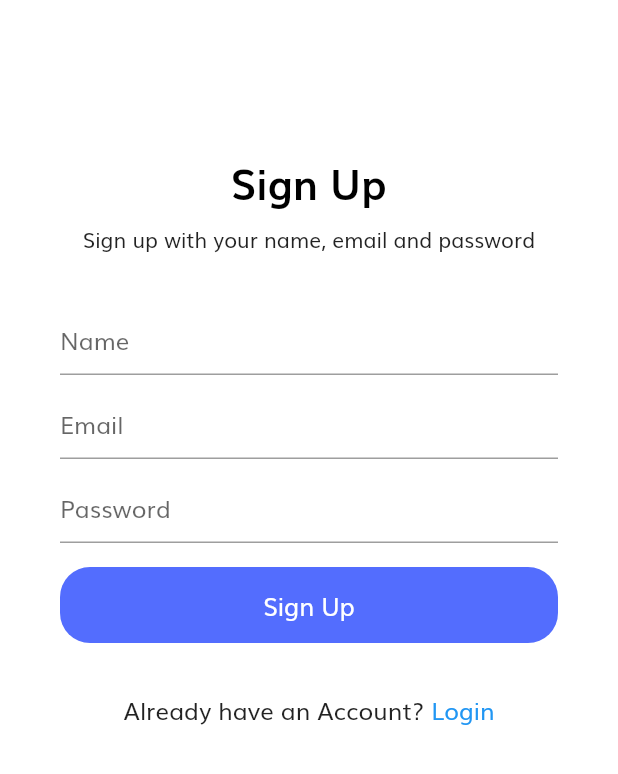
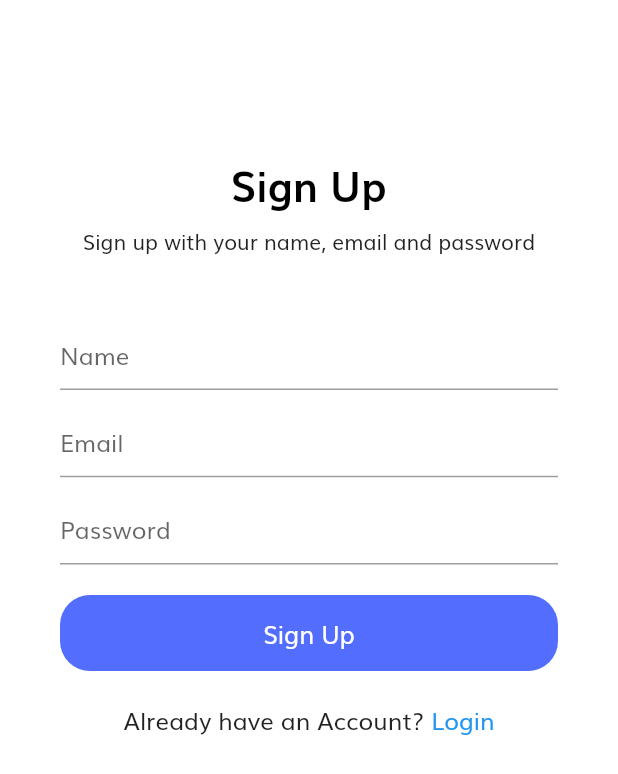
Before and after one commit to canaleal/Blue-Koi-Art-Manager, a Flutter app: the SignUpScreen screen opened directly, on a phone screen of 412 x 824 dp. Shown: the top 774 px of the screen. Run offline on Flutter 3.47's test engine with Material 2 defaults, Android fonts, the phone set to English and light mode, and no system bars; our stand-ins replace connectivity, firebase_auth, firebase_core, flutter_svg, google_sign_in; missing offline and left inert: googleapis, unsplash_client; accounts and stored records are empty.

Commit message:
Added new alerts and changed sizing

```diff
--- a/lib/screens/gallery/component/alert_dialog.dart
+++ b/lib/screens/gallery/component/alert_dialog.dart
@@ -6,7 +6,7 @@ class UtilityDialog{
     // set up the buttons
 
     Widget continueButton = TextButton(
-      child: Text("Continue"),
+      child: const Text("Continue"),
       onPressed:  () {
         Navigator.pop(context);
       },
--- a/lib/screens/home/home.dart
+++ b/lib/screens/home/home.dart
@@ -1,8 +1,5 @@
 import 'package:flutter/material.dart';
-import 'package:flutter_test_bed/components/default_button.dart';
-import 'package:flutter_test_bed/components/form_error.dart';
 import 'package:flutter_test_bed/infrastructure/firebase/authentication.dart';
-import 'package:flutter_test_bed/screens/gallery/gallery.dart';
 import 'package:flutter_test_bed/screens/home/component/sign_out_button.dart';
 import 'package:flutter_test_bed/screens/home/search_form.dart';
 import 'package:flutter_test_bed/screens/splash/splash_screen.dart';
--- a/lib/screens/sign_up/component/yes_account_test.dart
+++ b/lib/screens/sign_up/component/yes_account_test.dart
@@ -12,7 +12,7 @@ class YesAccountText extends StatelessWidget {
     return Row(
       mainAxisAlignment: MainAxisAlignment.center,
       children: [
-        Text(
+        const Text(
           "Already have an Account? ",
           style: TextStyle(fontSize: 16),
         ),
@@ -21,13 +21,13 @@ class YesAccountText extends StatelessWidget {
 
             Navigator.of(context).pushReplacement(
               MaterialPageRoute(
-                builder: (context) => SignInScreen(
+                builder: (context) => const SignInScreen(
 
                 ),
               ),
             );
           },
-          child: Text(
+          child: const Text(
             "Login",
             style: TextStyle(
                 fontSize: 16,
--- a/lib/screens/sign_up/sign_up_screen.dart
+++ b/lib/screens/sign_up/register_screen.dart
@@ -6,6 +6,7 @@ import 'package:flutter_test_bed/screens/home/home.dart';
 import 'package:flutter_test_bed/screens/widgets/validator.dart';
 import 'package:flutter_test_bed/screens/widgets/fire_auth.dart';
 import 'package:flutter_test_bed/constants.dart';
+import 'package:flutter_test_bed/size_config.dart';
 import 'component/yes_account_test.dart';
 
 
@@ -35,7 +36,7 @@ class _SignUpScreenState extends State<SignUpScreen> {
               child: Column(
                 mainAxisSize: MainAxisSize.max,
                 children: [
-                  SizedBox(height: 100.0),
+                  SizedBox(height: getProportionateScreenHeight(100)),
                   const Text(
                     "Sign Up",
                     style: TextStyle(
@@ -51,12 +52,12 @@ class _SignUpScreenState extends State<SignUpScreen> {
                     "Sign up with your name, email and password",
                     textAlign: TextAlign.center,
                   ),
+                  SizedBox(height: getProportionateScreenHeight(20)),
 
-                  SizedBox(height: 16.0),
-                  SignForm(),
+                  const SignForm(),
 
 
-                  SizedBox(height: 32.0),
+                  SizedBox(height: getProportionateScreenHeight(20)),
                   const YesAccountText(),
                 ],
               ),
@@ -69,6 +70,8 @@ class _SignUpScreenState extends State<SignUpScreen> {
 
 
 class SignForm extends StatefulWidget {
+  const SignForm({Key? key}) : super(key: key);
+
   @override
   _SignFormState createState() => _SignFormState();
 }
@@ -120,21 +123,21 @@ class _SignFormState extends State<SignForm> {
             key: _registerFormKey,
             child: Column(
               children: [
-                SizedBox(height: 16.0),
+                SizedBox(height: getProportionateScreenHeight(20)),
+
 
                 buildNameFormField(),
-                SizedBox(height: 8.0),
+                SizedBox(height: getProportionateScreenHeight(10)),
                 buildEmailFormField(),
-                SizedBox(height: 8.0),
+                SizedBox(height: getProportionateScreenHeight(10)),
                 buildPasswordFormField(),
 
-                SizedBox(height: 8.0),
+                SizedBox(height: getProportionateScreenHeight(20)),
 
 
 
-                SizedBox(height: 8.0),
                 _isProcessing
-                    ? CircularProgressIndicator()
+                    ? const CircularProgressIndicator()
                     : DefaultButton(
                   text: "Sign Up",
                   press: () async {
@@ -188,7 +191,7 @@ class _SignFormState extends State<SignForm> {
         } else if (value.length >= 8) {
           removeError(error: kShortPassError);
         }
-        return null;
+        return;
       },
       validator: (value) => Validator.validatePassword(
         password: value,
@@ -215,7 +218,7 @@ class _SignFormState extends State<SignForm> {
         } else if (value.length >= 8) {
           removeError(error: kShortPassError);
         }
-        return null;
+        return;
       },
       controller: _emailTextController,
       focusNode: _focusEmail,
@@ -246,7 +249,7 @@ class _SignFormState extends State<SignForm> {
         } else if (value.length >= 8) {
           removeError(error: kShortPassError);
         }
-        return null;
+        return;
       },
       controller: _nameTextController,
       focusNode: _focusName,
--- a/lib/screens/widgets/google_sign_in_button.dart
+++ b/lib/screens/widgets/google_sign_in_button.dart
@@ -56,8 +56,8 @@ class _GoogleSignInButtonState extends State<GoogleSignInButton> {
                 child: Row(
                   mainAxisSize: MainAxisSize.min,
                   mainAxisAlignment: MainAxisAlignment.center,
-                  children: <Widget>[
-                    const Image(
+                  children: const <Widget>[
+                     Image(
                       image: AssetImage("images/google_logo.png"),
                       height: 35.0,
                     ),
```
Also changed, not shown: lib/database/database.dart (deleted, +0 -121 lines), lib/domain/unimage.dart (deleted, +0 -28 lines), lib/screens/gallery/gallery.dart (+21 -1 lines), lib/screens/sign_in/component/no_account_text.dart (+3 -4 lines), lib/screens/sign_in/sign_in_screen.dart (+10 -25 lines).
